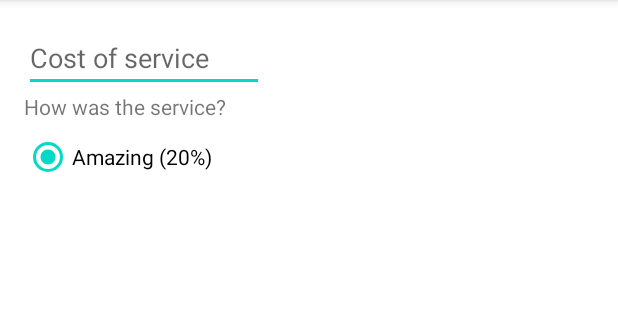
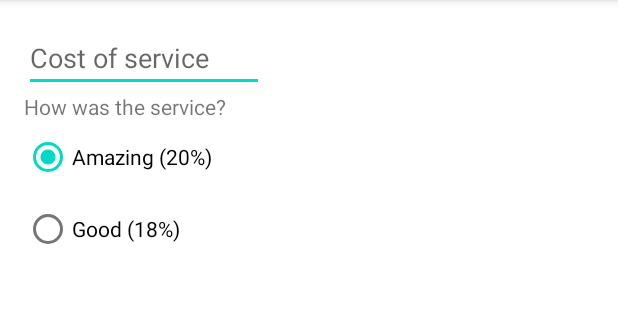
Before and after one commit to mkdzt/TipTime, an Android app: the screen it shows after launch (MainActivity), on a phone screen of 412 x 824 dp, the part 84-404 px from its top. Run offline under Robolectric (Android 15) with nearby library versions, the phone set to English and light mode, and no system bars.

Commit message:
add radio button 18 percent

```diff
--- a/app/src/main/res/layout/activity_main.xml
+++ b/app/src/main/res/layout/activity_main.xml
@@ -39,6 +39,12 @@
             android:layout_height="wrap_content"
             android:text="Amazing (20%)"
             />
+        <RadioButton
+            android:id="@+id/rb_option_18_percent"
+            android:layout_width="wrap_content"
+            android:layout_height="wrap_content"
+            android:text="Good (18%)"
+            />
 
     </RadioGroup>
 </androidx.constraintlayout.widget.ConstraintLayout>
```
